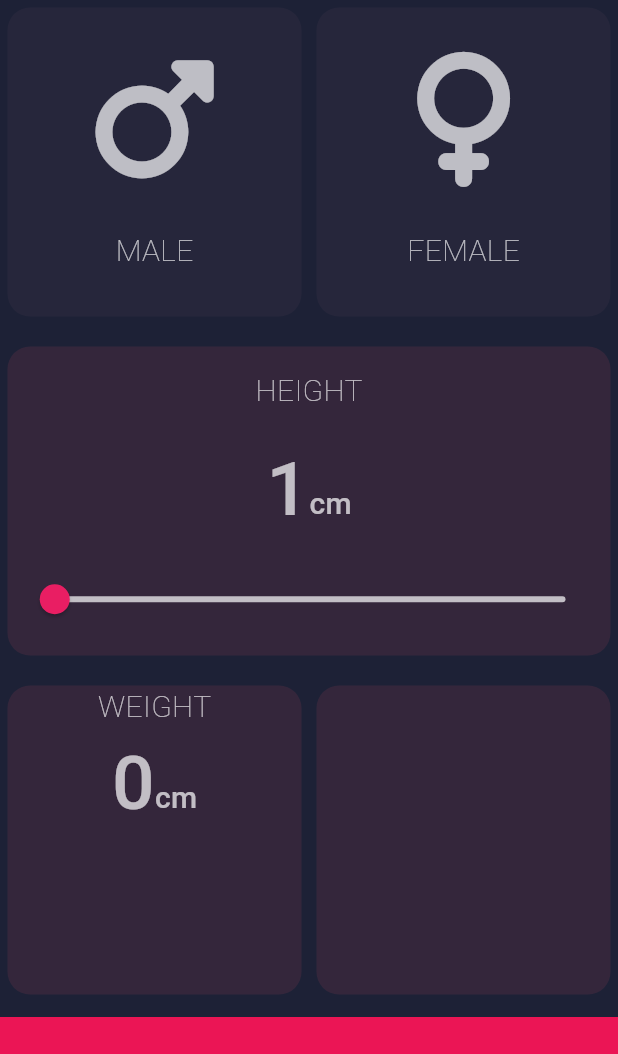
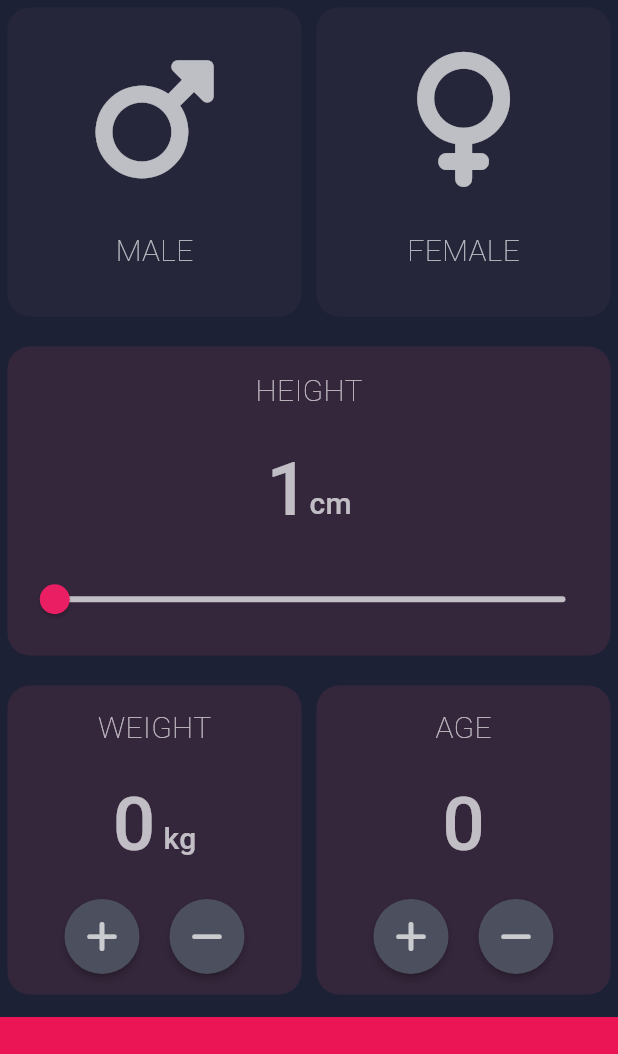
Before and after one commit to Kriptos23/bmi_calc, a Flutter app: the screen it shows after launch, on a phone screen of 412 x 824 dp, the part 84-1138 px from its top. Run offline on Flutter 3.47's test engine with Material 3 defaults, Android fonts, the phone set to English and light mode, and no system bars; our stand-ins replace font_awesome_flutter.

```diff
--- a/lib/constants.dart
+++ b/lib/constants.dart
@@ -13,5 +13,7 @@ double kSliderValue = 1;
 
 int weight = 0;
 
+int age = 0;
+
 TextStyle kNumberStyle = TextStyle(fontSize: 50, color: Colors.white70,
     fontWeight: FontWeight.w500);
--- a/lib/input_page.dart
+++ b/lib/input_page.dart
@@ -102,17 +102,21 @@ class _InputPageState extends State<InputPage> {
                               '${kSliderValue.round()}',
                               style: kNumberStyle,
                             ),
-                            Text('cm', style: kNumberStyle.copyWith(fontSize:
-                            20))
+                            Text('cm',
+                                style: kNumberStyle.copyWith(fontSize: 20))
                           ],
                         ),
                         Expanded(
-                          child: SliderTheme(data: SliderThemeData
-                            (overlayShape: RoundSliderOverlayShape
-                            (overlayRadius: 30), thumbColor: (gender ==
-                              MaleOrFemale.male) ? Colors.blue : Colors.pink,
-                              activeTrackColor: (gender ==
-                                  MaleOrFemale.male) ? Colors.blue : Colors.pink),
+                          child: SliderTheme(
+                            data: SliderThemeData(
+                                overlayShape:
+                                    RoundSliderOverlayShape(overlayRadius: 30),
+                                thumbColor: (gender == MaleOrFemale.male)
+                                    ? Colors.blue
+                                    : Colors.pink,
+                                activeTrackColor: (gender == MaleOrFemale.male)
+                                    ? Colors.blue
+                                    : Colors.pink),
                             child: Slider(
                                 // thumbColor: Colors.red,
                                 // activeColor: Color(0xFFE83D66),
@@ -135,24 +139,87 @@ class _InputPageState extends State<InputPage> {
             Expanded(
                 child: Row(children: [
               Expanded(
-                  child: Containers(color: kActiveContainer,
+                  child: Containers(
+                color: kActiveContainer,
                 ContChild: Column(
+                  mainAxisAlignment: MainAxisAlignment.spaceEvenly,
                   children: [
-                          Text("WEIGHT", style: kTextGender,),
+                    Text(
+                      "WEIGHT",
+                      style: kTextGender,
+                    ),
                     Row(
                       crossAxisAlignment: CrossAxisAlignment.baseline,
                       textBaseline: TextBaseline.alphabetic,
                       mainAxisAlignment: MainAxisAlignment.center,
                       children: [
-                            Text("$weight", style: kNumberStyle), Text('cm',
-                                style: kNumberStyle.copyWith(fontSize: 20))
+                        Text("$weight", style: kNumberStyle),
+                        Text(" kg", style: kNumberStyle.copyWith(fontSize: 20)),
                       ],
                     ),
-                        Row(children: []),
+                    Row(mainAxisAlignment: MainAxisAlignment.center, children: [
+                      roundIcon(
+                          iconG: FontAwesomeIcons.plus,
+                          onTap: () {
+                            setState(() {
+                              (weight <= 362) ? weight++ : null;
+                            });
+                          }),
+                      SizedBox(
+                        width: 20,
+                      ),
+                      roundIcon(
+                          iconG: FontAwesomeIcons.minus,
+                          onTap: () {
+                            setState(() {
+                              (weight > 0) ? weight-- : null;
+                            });
+                          }),
+                    ]),
                   ],
-                      ))),
+                ),
+              )),
               Expanded(
-                  child: Containers(color: kActiveContainer, OnPress: () {}))
+                  child: Containers(
+                      color: kActiveContainer,
+                      ContChild: Column(
+                        mainAxisAlignment: MainAxisAlignment.spaceEvenly,
+                        children: [
+                          Text(
+                            "AGE",
+                            style: kTextGender,
+                          ),
+                          Row(
+                            crossAxisAlignment: CrossAxisAlignment.baseline,
+                            textBaseline: TextBaseline.alphabetic,
+                            mainAxisAlignment: MainAxisAlignment.center,
+                            children: [
+                              Text("$age", style: kNumberStyle),
+                            ],
+                          ),
+                          Row(
+                              mainAxisAlignment: MainAxisAlignment.center,
+                              children: [
+                                roundIcon(
+                                    iconG: FontAwesomeIcons.plus,
+                                    onTap: () {
+                                      setState(() {
+                                        (age <= 362) ? age++ : null;
+                                      });
+                                    }),
+                                SizedBox(
+                                  width: 20,
+                                ),
+                                roundIcon(
+                                    iconG: FontAwesomeIcons.minus,
+                                    onTap: () {
+                                      setState(() {
+                                        (age > 0) ? age-- : null;
+                                      });
+                                    }),
+                              ]),
+                        ],
+                      )))
             ])),
             Container(
                 width: double.infinity,
@@ -165,6 +232,25 @@ class _InputPageState extends State<InputPage> {
     );
   }
 }
+
+class roundIcon extends StatelessWidget {
+  final IconData? iconG;
+
+  final void Function()? onTap;
+
+  roundIcon({this.iconG, this.onTap});
+
+  Widget build(BuildContext context) {
+    return RawMaterialButton(
+      onPressed: onTap,
+      shape: CircleBorder(),
+      fillColor: Color(0xFF4C4F5E),
+      constraints: BoxConstraints(minHeight: 50, minWidth: 50),
+      child: Icon(iconG, color: Colors.white70),
+    );
+  }
+}
+
 // int currentContainerMale = passiveContainer;
 // int currentContainerFemale = passiveContainer;
 
```
Lines whose indentation alone changed are shown as unchanged.
